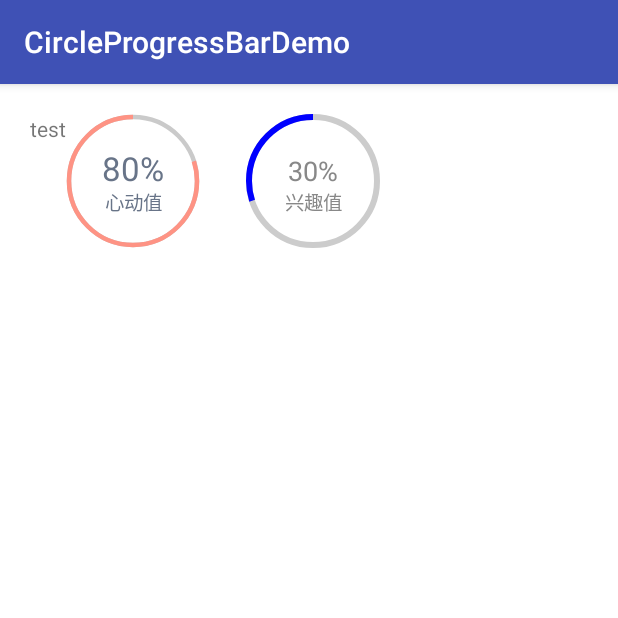
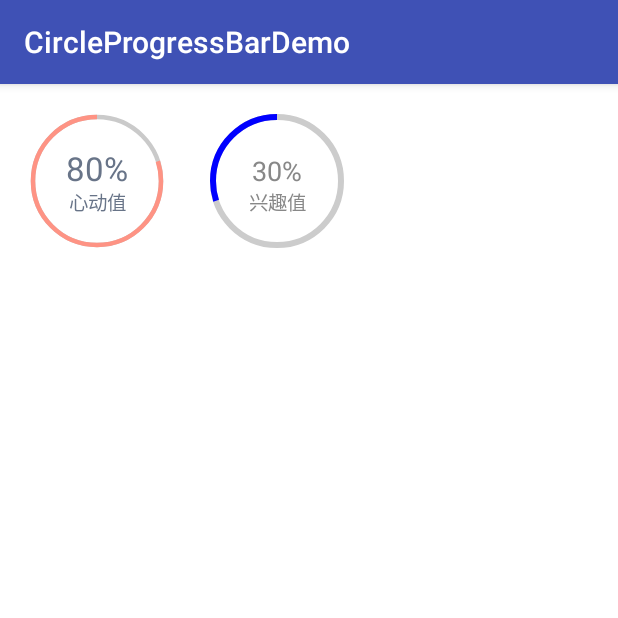
Before and after one commit to yannary/ProgressBarDemo, an Android app: the screen it shows after launch (MainActivity), on a phone screen of 412 x 824 dp, the top half of it. Run offline under Robolectric (Android 15) with nearby library versions, the phone set to English and light mode, and no system bars.

Commit message:
调整代码

```diff
--- a/app/src/main/res/layout/activity_main.xml
+++ b/app/src/main/res/layout/activity_main.xml
@@ -6,11 +6,6 @@
     android:background="@android:color/white"
     android:padding="20dp"
     android:orientation="horizontal">
-
-    <TextView
-        android:layout_width="wrap_content"
-        android:layout_height="wrap_content"
-        android:text="test"/>
 
     <com.pb.demo.widget.CircleProgressBar
         android:id="@+id/circleProgressBar"
```
